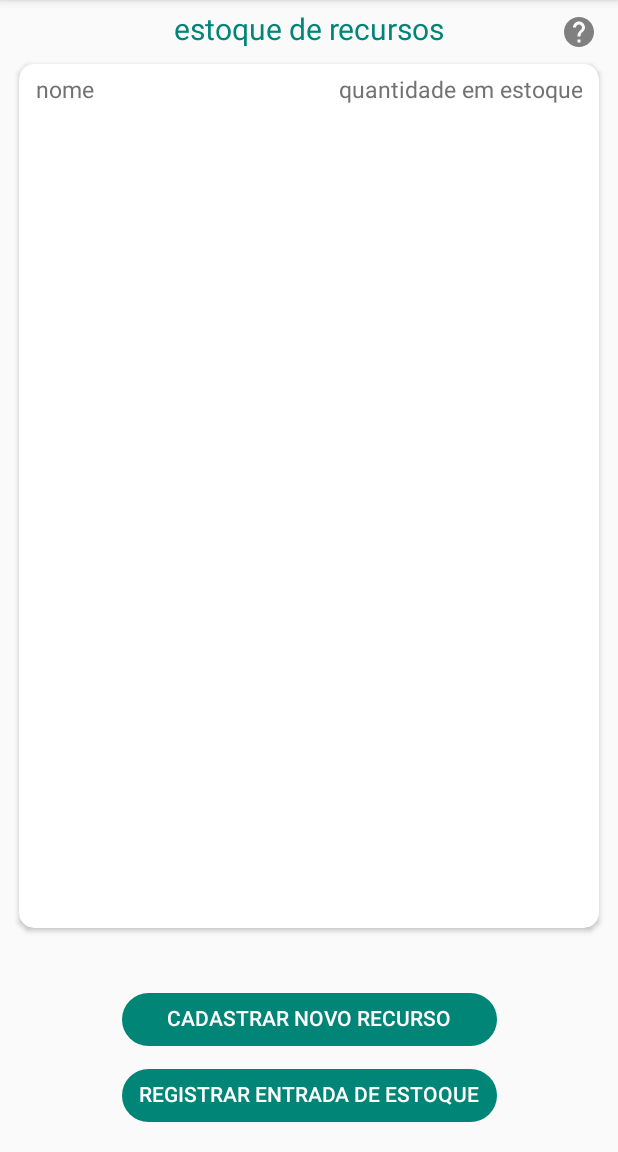
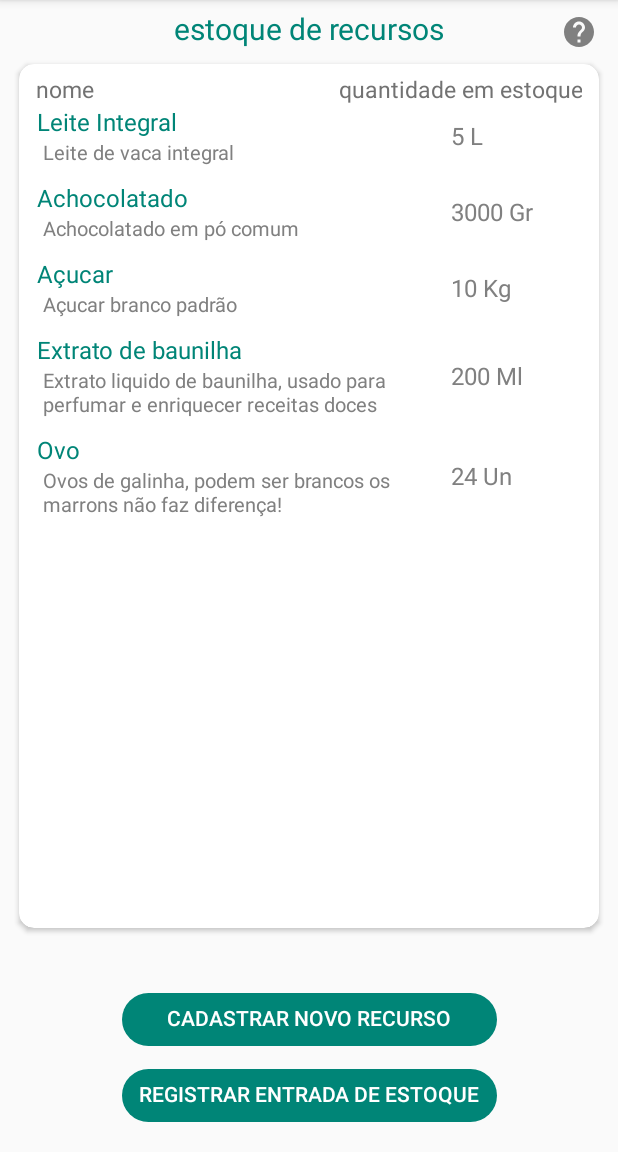
Before and after one commit to RodrigoNorio/construcao_software, an Android app: the EstoqueActivity screen opened directly, with no data from a screen before it, on a phone screen of 412 x 824 dp, the part 84-1236 px from its top. Run offline under Robolectric (Android 15) with nearby library versions, the light colour scheme and no system bars; our stand-ins replace ButterKnife.

Commit message:
implementado o Adapter de ModeloRecurso para a funcionalidade de estoque

```diff
--- a/app/src/main/java/com/example/trabalhocs/Adapter/AdapterEstoque.java
+++ b/app/src/main/java/com/example/trabalhocs/Adapter/AdapterEstoque.java
@@ -37,7 +37,11 @@ public class AdapterEstoque extends RecyclerView.Adapter<AdapterEstoque.CustomVi
 
     @Override
     public void onBindViewHolder(@NonNull CustomViewHolder holder, int position) {
-        // TODO: 10/12/2019 continuar aqui, pegar recurso e fazer o bind etc.
+        ModeloRecurso recurso = recursos.get(position);
+
+        holder.tvNome.setText(recurso.getNome());
+        holder.tvDesc.setText(recurso.getDescricao());
+        holder.tvEstoque.setText(recurso.getTextoEstoque(context));
     }
 
     @Override
--- a/app/src/main/java/com/example/trabalhocs/Model/ModeloRecurso.java
+++ b/app/src/main/java/com/example/trabalhocs/Model/ModeloRecurso.java
@@ -1,6 +1,10 @@
 package com.example.trabalhocs.Model;
 
+import android.content.Context;
+
 import androidx.annotation.NonNull;
+
+import com.example.trabalhocs.Utils.Utilidades;
 
 public class ModeloRecurso {
 
@@ -9,6 +13,14 @@ public class ModeloRecurso {
     private String descricao;
     private int tipoMedida;
     private int inventario;
+
+    public ModeloRecurso(int id_recurso, String nome, String descricao, int tipoMedida, int inventario) {
+        this.id_recurso = id_recurso;
+        this.nome = nome;
+        this.descricao = descricao;
+        this.tipoMedida = tipoMedida;
+        this.inventario = inventario;
+    }
 
     public ModeloRecurso() {
     }
@@ -22,6 +34,10 @@ public class ModeloRecurso {
         retorno += "Em inventário: " + inventario;
 
         return retorno;
+    }
+
+    public String getTextoEstoque(Context context) {
+        return inventario + " " + Utilidades.getMedidaAbrev(context, tipoMedida);
     }
 
     public int getId_recurso() {
--- a/app/src/main/java/com/example/trabalhocs/Utils/Utilidades.java
+++ b/app/src/main/java/com/example/trabalhocs/Utils/Utilidades.java
@@ -3,6 +3,7 @@ package com.example.trabalhocs.Utils;
 import android.content.Context;
 
 import com.example.trabalhocs.Model.ModeloProduto;
+import com.example.trabalhocs.Model.ModeloRecurso;
 import com.example.trabalhocs.R;
 
 import java.text.NumberFormat;
@@ -29,6 +30,38 @@ public class Utilidades {
         return medidasList;
     }
 
+    public static String getMedidaAbrev(Context context, int id) {
+        String abreviacao = "";
+
+        switch (id) {
+            case Constants.TIPO_MEDIDA_GRAMAS:
+                abreviacao = context.getResources().getString(R.string.abrv_gr);
+                break;
+
+            case Constants.TIPO_MEDIDA_MILILITRO:
+                abreviacao = context.getResources().getString(R.string.abrv_ml);
+                break;
+
+            case Constants.TIPO_MEDIDA_UNIDADE:
+                abreviacao = context.getResources().getString(R.string.abrv_un);
+                break;
+
+            case Constants.TIPO_MEDIDA_KILO:
+                abreviacao = context.getResources().getString(R.string.abrv_kg);
+                break;
+
+            case Constants.TIPO_MEDIDA_LITRO:
+                abreviacao = context.getResources().getString(R.string.abrv_l);
+                break;
+
+            default:
+                abreviacao = "";
+                break;
+        }
+
+        return abreviacao;
+    }
+
     public static String formataReais(Double val) {
         NumberFormat format = NumberFormat.getCurrencyInstance(new Locale("pt", "BR"));
         format.setCurrency(Currency.getInstance("BRL"));
@@ -44,4 +77,16 @@ public class Utilidades {
 
         return list;
     }
+
+    public static List<ModeloRecurso> getListaRecursosTeste() {
+        List<ModeloRecurso> list = new ArrayList<>();
+
+        list.add(new ModeloRecurso(1, "Leite Integral", "Leite de vaca integral", Constants.TIPO_MEDIDA_LITRO, 5));
+        list.add(new ModeloRecurso(2, "Achocolatado", "Achocolatado em pó comum", Constants.TIPO_MEDIDA_GRAMAS, 3000));
+        list.add(new ModeloRecurso(3, "Açucar", "Açucar branco padrão", Constants.TIPO_MEDIDA_KILO, 10));
+        list.add(new ModeloRecurso(4, "Extrato de baunilha", "Extrato liquido de baunilha, usado para perfumar e enriquecer receitas doces", Constants.TIPO_MEDIDA_MILILITRO, 200));
+        list.add(new ModeloRecurso(5, "Ovo", "Ovos de galinha, podem ser brancos os marrons não faz diferença!", Constants.TIPO_MEDIDA_UNIDADE, 24));
+
+        return list;
+    }
 }
--- a/app/src/main/java/com/example/trabalhocs/View/EstoqueActivity.java
+++ b/app/src/main/java/com/example/trabalhocs/View/EstoqueActivity.java
@@ -6,10 +6,14 @@ import android.os.Bundle;
 import androidx.annotation.Nullable;
 import androidx.appcompat.app.AppCompatActivity;
 import androidx.appcompat.widget.AppCompatButton;
+import androidx.recyclerview.widget.LinearLayoutManager;
 import androidx.recyclerview.widget.RecyclerView;
 
+import com.example.trabalhocs.Adapter.AdapterEstoque;
+import com.example.trabalhocs.Controller.EstoqueController;
 import com.example.trabalhocs.R;
 import com.example.trabalhocs.Utils.Torradeira;
+import com.example.trabalhocs.Utils.Utilidades;
 
 import butterknife.BindView;
 import butterknife.ButterKnife;
@@ -26,6 +30,9 @@ public class EstoqueActivity extends AppCompatActivity {
     @BindView(R.id.btn_compra)
     AppCompatButton btnCompraRecurso;
 
+    private EstoqueController estoqueController;
+    private AdapterEstoque adapterEstoque;
+
     @Override
     protected void onCreate(@Nullable Bundle savedInstanceState) {
         super.onCreate(savedInstanceState);
@@ -37,12 +44,12 @@ public class EstoqueActivity extends AppCompatActivity {
     }
 
     private void config() {
-//        vendaController = new VendaController(this, Utilidades.getListaProdutosTeste()); // produtos teste
-//        adapterVendaProduto = new AdapterVendaProduto(this, vendaController);
-//        adapterResumoVenda = new AdapterResumoVenda(this, vendaController.getProdutosSelecionadosView());
-//
-//        rvProdutos.setLayoutManager(new LinearLayoutManager(this, RecyclerView.VERTICAL, false));
-//        rvProdutos.setAdapter(adapterVendaProduto);
+        estoqueController = new EstoqueController(Utilidades.getListaRecursosTeste()); // produtos teste
+
+        adapterEstoque = new AdapterEstoque(this, estoqueController.getRecursoList());
+
+        rvRecursos.setLayoutManager(new LinearLayoutManager(this, RecyclerView.VERTICAL, false));
+        rvRecursos.setAdapter(adapterEstoque);
     }
 
     @OnClick(R.id.btn_compra)
--- a/app/src/main/java/com/example/trabalhocs/View/Fragments/FragmentVendas.java
+++ b/app/src/main/java/com/example/trabalhocs/View/Fragments/FragmentVendas.java
@@ -16,6 +16,7 @@ import androidx.fragment.app.Fragment;
 import com.example.trabalhocs.R;
 import com.example.trabalhocs.View.CadastrarProdutoActivity;
 import com.example.trabalhocs.View.CadastrarRecursoActivity;
+import com.example.trabalhocs.View.EstoqueActivity;
 import com.example.trabalhocs.View.RegistrarVendaActivity;
 import com.google.android.material.floatingactionbutton.FloatingActionButton;
 
@@ -216,4 +217,10 @@ public class FragmentVendas extends Fragment {
         Intent intent = new Intent(getContext(), CadastrarRecursoActivity.class);
         startActivity(intent);
     }
+
+    @OnClick(R.id.btn_estoque_recursos)
+    void onClickBtnEstoqueRecursos() {
+        Intent intent = new Intent(getContext(), EstoqueActivity.class);
+        startActivity(intent);
+    }
 }
--- a/app/src/main/res/layout/activity_estoque.xml
+++ b/app/src/main/res/layout/activity_estoque.xml
@@ -1,5 +1,6 @@
 <?xml version="1.0" encoding="utf-8"?>
 <androidx.constraintlayout.widget.ConstraintLayout xmlns:android="http://schemas.android.com/apk/res/android"
+    xmlns:tools="http://schemas.android.com/tools"
     android:layout_width="match_parent"
     android:layout_height="match_parent"
     xmlns:app="http://schemas.android.com/apk/res-auto">
@@ -73,10 +74,13 @@
                 android:id="@+id/rv_recursos"
                 android:layout_width="match_parent"
                 android:layout_height="0dp"
+                android:paddingStart="6dp"
+                android:paddingLeft="6dp"
                 app:layout_constraintBottom_toBottomOf="parent"
                 app:layout_constraintEnd_toEndOf="parent"
                 app:layout_constraintStart_toStartOf="parent"
-                app:layout_constraintTop_toBottomOf="@id/tv_nome" />
+                app:layout_constraintTop_toBottomOf="@id/tv_nome"
+                tools:ignore="RtlSymmetry" />
 
         </androidx.constraintlayout.widget.ConstraintLayout>
 
--- a/app/src/main/res/layout/fragment_vendas.xml
+++ b/app/src/main/res/layout/fragment_vendas.xml
@@ -40,6 +40,14 @@
             android:layout_height="wrap_content"
             android:layout_marginTop="10dp"
             android:text="@string/cadastrar_novo_recurso" />
+
+        <androidx.appcompat.widget.AppCompatButton
+            android:id="@+id/btn_estoque_recursos"
+            android:layout_width="wrap_content"
+            android:layout_height="wrap_content"
+            android:layout_marginTop="10dp"
+            android:text="@string/estoque_titulo" />
+
     </LinearLayout>
 
     <LinearLayout
--- a/app/src/main/res/layout/itemlist_recurso_estoque.xml
+++ b/app/src/main/res/layout/itemlist_recurso_estoque.xml
@@ -1,43 +1,47 @@
 <?xml version="1.0" encoding="utf-8"?>
 <LinearLayout xmlns:android="http://schemas.android.com/apk/res/android"
-    android:orientation="horizontal" android:layout_width="match_parent"
-    android:layout_height="wrap_content">
+    android:layout_width="match_parent"
+    android:layout_height="wrap_content"
+    android:layout_marginBottom="10dp"
+    android:orientation="horizontal">
 
     <LinearLayout
         android:layout_width="0dp"
         android:layout_height="wrap_content"
-        android:orientation="vertical"
-        android:layout_weight="3">
+        android:layout_weight="3"
+        android:orientation="vertical">
 
         <TextView
             android:id="@+id/tv_nome"
             style="@style/textoSubTitulo"
-            android:textColor="@color/colorPrimary"
             android:layout_width="match_parent"
             android:layout_height="wrap_content"
             android:gravity="start"
             android:text="Um nome de recurso grande"
-            android:textAlignment="textStart" />
+            android:textAlignment="textStart"
+            android:textColor="@color/colorPrimary" />
 
         <TextView
             android:id="@+id/tv_desc"
             style="@style/textoInformacao"
             android:layout_width="match_parent"
             android:layout_height="wrap_content"
+            android:layout_marginStart="4dp"
+            android:layout_marginLeft="4dp"
             android:gravity="start"
-            android:text="sou uma descrição bem longa, super longa, muuuito longa assim mesmo pra testar o layout e o teclado"
+            android:text="sou uma descrição bem longa, super longa, muuuito longa "
             android:textAlignment="textStart" />
 
     </LinearLayout>
 
     <TextView
         android:id="@+id/tv_estoque"
-        style="@style/textoTitulo"
+        style="@style/textoSubTitulo"
         android:layout_width="0dp"
-        android:text="42.500 Un"
+        android:layout_height="wrap_content"
+        android:layout_gravity="center"
+        android:layout_weight="1"
         android:gravity="center"
-        android:layout_gravity="center"
-        android:layout_height="wrap_content"
-        android:layout_weight="1"/>
+        android:text="42.500 Un" />
 
 </LinearLayout>
--- a/app/src/main/res/values/strings.xml
+++ b/app/src/main/res/values/strings.xml
@@ -55,11 +55,11 @@
     <string name="medida_kg">kilos</string>
     <string name="medida_l">litros</string>
 
-    <string name="abrv_gr">gr</string>
-    <string name="abrv_ml">ml</string>
-    <string name="abrv_un">un</string>
-    <string name="abrv_kg">kg</string>
-    <string name="abrv_l">l</string>
+    <string name="abrv_gr">Gr</string>
+    <string name="abrv_ml">Ml</string>
+    <string name="abrv_un">Un</string>
+    <string name="abrv_kg">Kg</string>
+    <string name="abrv_l">L</string>
 
     <string name="valor_unitario">Valor\nunitário</string>
     <string name="reais">R$</string>
--- a/app/src/main/res/values/styles.xml
+++ b/app/src/main/res/values/styles.xml
@@ -119,7 +119,7 @@
     <!--Botão apenas texto azul-->
     <style name="textoAzulButton" parent="Base.TextAppearance.AppCompat.Button">
         <item name="android:background">@android:color/transparent</item>
-        <item name="android:textSize">13sp</item>
+        <item name="android:textSize">16sp</item>
         <item name="android:includeFontPadding">false</item>
         <item name="android:textColor">@color/colorAccent</item>
         <item name="android:textAllCaps">false</item>
```
